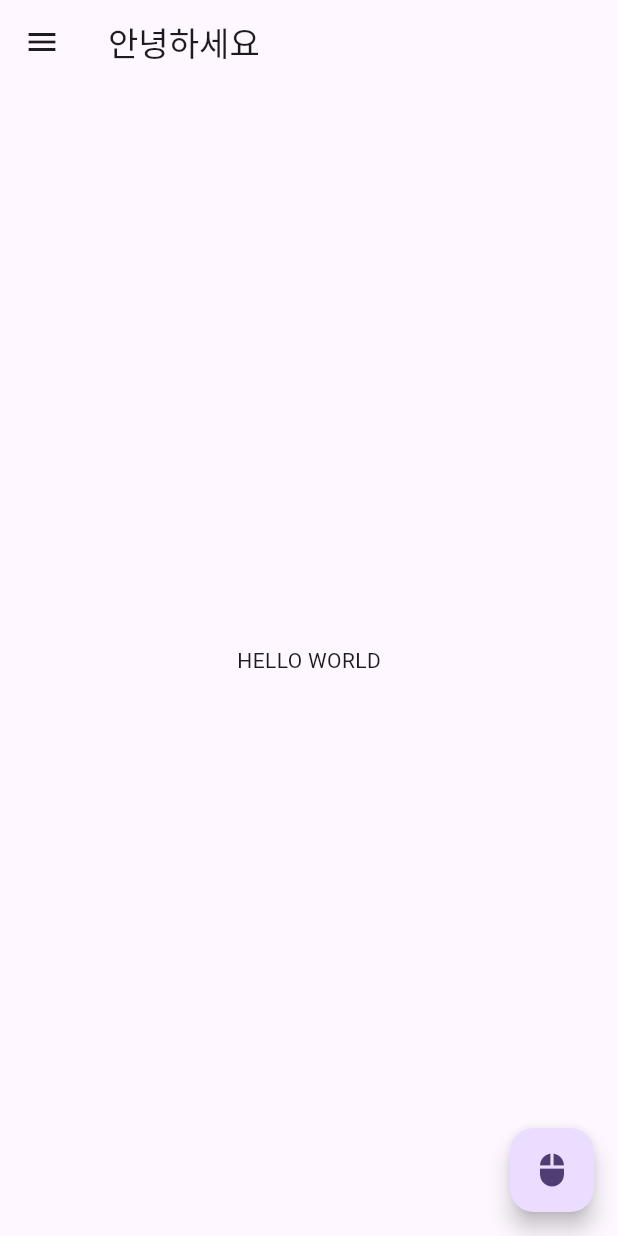
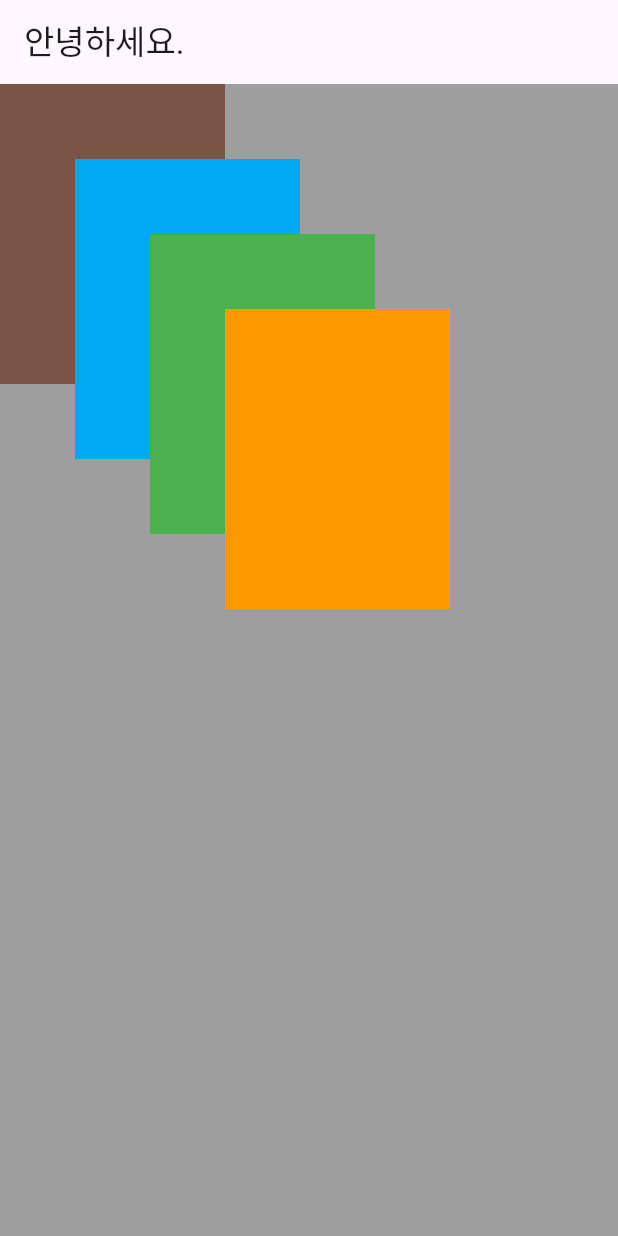
Before and after one commit to coconut0088/flutter_24729, a Flutter app: the screen it shows after launch, on a phone screen of 412 x 824 dp. Run offline on Flutter 3.47's test engine with Material 3 defaults, Android fonts, the phone set to English and light mode, and no system bars.

Commit message:
무언가 엄청난 것을 만듦

```diff
--- a/lib/main.dart
+++ b/lib/main.dart
@@ -1,4 +1,6 @@
 import 'package:flutter/material.dart';
+import 'stack.dart';
+
 
 void main() {
   runApp(const MyApp());
@@ -20,41 +22,3 @@ class MyApp extends StatelessWidget {
     );
   }
 }
-
-class MyHomePage extends StatefulWidget {
-  const MyHomePage({super.key});
-
-  @override
-  State<MyHomePage> createState() => _MyHomePageState();
-}
-
-class _MyHomePageState extends State<MyHomePage> {
-  @override
-  Widget build(BuildContext context) {
-    return Scaffold(
-      appBar: AppBar(
-        title: const Text("안녕하세요"),
-      ),
-      drawer: Drawer(
-        child: ListView(
-          padding: EdgeInsets.zero,
-          children: const <Widget>[
-            ListTile(
-              title: Text("Menu 1"),
-            ),
-            DrawerHeader(
-                decoration: BoxDecoration(
-                  color: Colors.blue,
-                ),
-                child: Text("Drawer Header Part"))
-          ],
-        ),
-      ),
-      body: const Center(child: Text("HELLO WORLD")),
-      floatingActionButton: FloatingActionButton(
-        onPressed: () => print("click click"),
-        child: const Icon(Icons.mouse),
-      ),
-    );
-  }
-}
--- /dev/null
+++ b/lib/my_first_page.dart
@@ -0,0 +1,39 @@
+import 'package:flutter/material.dart';
+
+class MyHomePage extends StatefulWidget {
+  const MyHomePage({super.key});
+
+  @override
+  State<MyHomePage> createState() => _MyHomePageState();
+}
+
+class _MyHomePageState extends State<MyHomePage> {
+  @override
+  Widget build(BuildContext context) {
+    return Scaffold(
+      appBar: AppBar(
+        title: const Text("안녕하세요"),
+      ),
+      drawer: Drawer(
+        child: ListView(
+          padding: EdgeInsets.zero,
+          children: const <Widget>[
+            ListTile(
+              title: Text("Menu 1"),
+            ),
+            DrawerHeader(
+                decoration: BoxDecoration(
+                  color: Colors.blue,
+                ),
+                child: Text("Drawer Header Part"))
+          ],
+        ),
+      ),
+      body: const Center(child: Text("HELLO WORLD")),
+      floatingActionButton: FloatingActionButton(
+        onPressed: () => print("click click"),
+        child: const Icon(Icons.mouse),
+      ),
+    );
+  }
+}
--- /dev/null
+++ b/lib/stack.dart
@@ -0,0 +1,49 @@
+import 'package:flutter/material.dart';
+
+class MyHomePage extends StatefulWidget {
+  const MyHomePage({super.key});
+
+  @override
+  State<MyHomePage> createState() => _MyHomePageState();
+}
+
+class _MyHomePageState extends State<MyHomePage> {
+  @override
+  Widget build(BuildContext context) {
+    return Scaffold(
+      appBar: AppBar(title: const Text("안녕하세요.")),
+      body: Container(
+        width: MediaQuery.of(context).size.width,
+        height: MediaQuery.of(context).size.height,
+        color: Colors.grey,
+        child: Stack(
+          children: [
+            Container(
+              width: 150,
+              height: 200,
+              color: Colors.brown,
+            ),
+            Container(
+              width: 150,
+              height: 200,
+              margin: const EdgeInsets.only(top: 50, left: 50),
+              color: Colors.lightBlue,
+            ),
+            Container(
+              width: 150,
+              height: 200,
+              margin: const EdgeInsets.only(top: 100, left: 100),
+              color: Colors.green,
+            ),
+            Container(
+              width: 150,
+              height: 200,
+              margin: const EdgeInsets.only(top: 150, left: 150),
+              color: Colors.orange,
+            ),
+          ],
+        ),
+      )
+    );
+  }
+}
```
Also changed, not shown: lib/column_row.dart (added, +54 -0 lines), lib/test.dart (added, +49 -0 lines).
